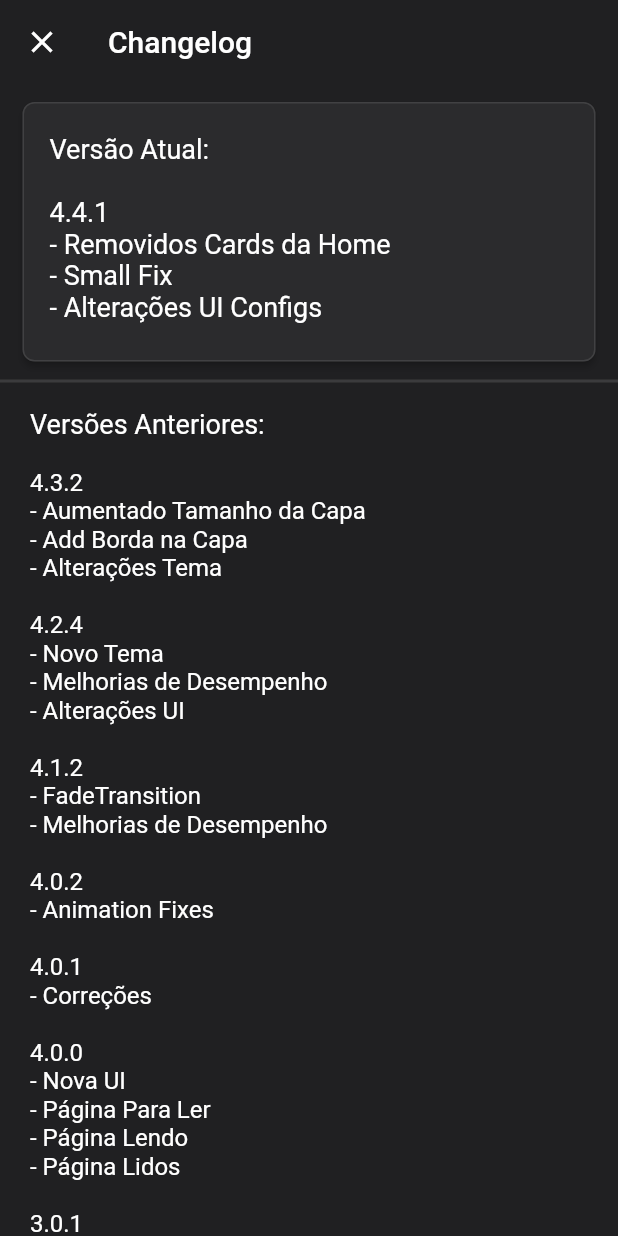
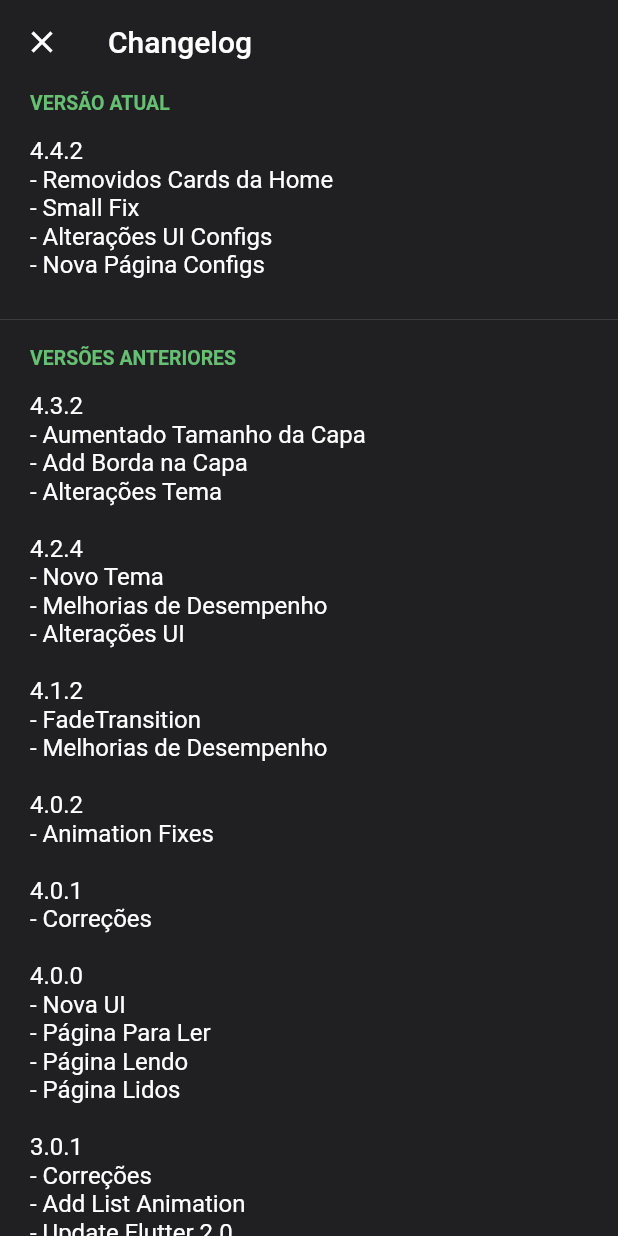
Before and after one commit to Fschmatz/booktrackerv2, a Flutter app: the Configs screen opened directly, after a tap on "Changelog", on a phone screen of 412 x 824 dp. Run offline on Flutter 3.47's test engine with Material 2 defaults, Android fonts, the phone set to English and light mode, and no system bars; our stand-ins replace flutter_native_image, image_picker, shared_preferences, sqflite; missing offline and left inert: a package; accounts and stored records are empty.

Commit message:
Update 4.4.2

```diff
--- a/lib/pages/changelog.dart
+++ b/lib/pages/changelog.dart
@@ -9,50 +9,39 @@ class Changelog extends StatelessWidget {
           title: Text("Changelog"),
           elevation: 0.0,
         ),
-        body: ListView(children: <Widget>[
-          Card(
-            margin: EdgeInsets.fromLTRB(15, 12, 15, 5),
-            shape: RoundedRectangleBorder(
-              borderRadius: BorderRadius.circular(8),
-              side: BorderSide(
-                color: Colors.grey[600].withOpacity(0.3),
-                width: 1,
+        body: ListView(
+            children: <Widget>[
+              Padding(
+                padding: const EdgeInsets.fromLTRB(20, 5, 20, 0),
+                child: Text("Versão Atual\n".toUpperCase(),
+                    style: TextStyle(
+                        fontSize: 13,
+                        fontWeight: FontWeight.w700,
+                        color: Theme.of(context).accentColor)),
               ),
-            ),
-            elevation: 2,
-            child: Container(
-              padding: EdgeInsets.fromLTRB(18, 0, 18, 5),
-              child: Text(
-                versaoNomeChangelog.changelogUltimaVersao,
-                style: TextStyle(
-                  fontSize: 18,
+              Padding(
+                padding: const EdgeInsets.fromLTRB(20, 0, 20, 0),
+                child: Text(
+                  versaoNomeChangelog.changelogUltimaVersao,
+                  style: TextStyle(fontSize: 16),
                 ),
               ),
-            ),
-          ),
-
-          Divider(thickness: 2,),
-          Container(
-            padding: EdgeInsets.fromLTRB(20, 10, 20, 5),
-            child: Column(
-              crossAxisAlignment: CrossAxisAlignment.start,
-              children: [
-                Text(
-                  "Versões Anteriores: ",
-                  textAlign: TextAlign.start,
-                  style: TextStyle(
-                    fontSize: 18,
-                  ),
+              Divider(),
+              Padding(
+                padding: const EdgeInsets.fromLTRB(20, 10, 20, 0),
+                child: Text("Versões Anteriores\n".toUpperCase(),
+                    style: TextStyle(
+                        fontSize: 13,
+                        fontWeight: FontWeight.w700,
+                        color: Theme.of(context).accentColor)),
+              ),
+              Padding(
+                padding: const EdgeInsets.fromLTRB(20, 0, 20, 0),
+                child: Text(
+                  versaoNomeChangelog.changelogsAntigos,
+                  style: TextStyle(fontSize: 16),
                 ),
-                Text(
-                  versaoNomeChangelog.changelogsAntigos,
-                  style: TextStyle(
-                    fontSize: 16,
-                  ),
-                ),
-              ],
-            ),
-          ),
-        ]));
+              ),
+            ]));
   }
 }
--- a/lib/pages/configs.dart
+++ b/lib/pages/configs.dart
@@ -1,4 +1,4 @@
-import 'package:booktrackerv2/pages/about.dart';
+import 'package:booktrackerv2/pages/appInfo.dart';
 import 'package:booktrackerv2/pages/changelog.dart';
 import 'package:booktrackerv2/util/theme.dart';
 import 'package:flutter/material.dart';
@@ -27,45 +27,58 @@ class _ConfigsState extends State<Configs> {
             crossAxisAlignment: CrossAxisAlignment.start,
             children: <Widget>[
               Card(
+                elevation: 1,
+                margin: const EdgeInsets.fromLTRB(16, 20, 16, 25),
+                color: Theme.of(context).accentColor,
                 shape: RoundedRectangleBorder(
                   borderRadius: BorderRadius.all(Radius.circular(15)),
                 ),
-                elevation: 1.0,
-                margin: const EdgeInsets.fromLTRB(16, 20, 16, 30),
-                color: Theme.of(context).accentColor,
                 child: ListTile(
                   title: Text(
-                        versaoNomeChangelog.nomeApp +
-                        " Fschmtz " +
-                        versaoNomeChangelog.versaoApp,
+                    versaoNomeChangelog.nomeApp + " " + versaoNomeChangelog.versaoApp,
                     textAlign: TextAlign.center,
                     style: TextStyle(fontSize: 17.5, color: Colors.black),
                   ),
                 ),
               ),
+              const Divider(),
               ListTile(
-                leading: Icon(Icons.info_outline,),
+                leading: SizedBox(height: 0.1,),
+                title:    Text(
+                    "Sobre".toUpperCase(),
+                    style: TextStyle(
+                        fontSize: 13,
+                        fontWeight: FontWeight.w700,
+                        color: Theme.of(context).accentColor)
+                ),
+              ),
+              ListTile(
+                leading: Icon(
+                  Icons.info_outline,
+                ),
                 title: Text(
-                  "Sobre",
-                  style: TextStyle(fontSize: 17.5),
+                  "App Info",
+                  style: TextStyle(fontSize: 16),
                 ),
                 onTap: () {
                   Navigator.push(
                       context,
                       MaterialPageRoute<void>(
-                        builder: (BuildContext context) => About(),
+                        builder: (BuildContext context) => AppInfo(),
                         fullscreenDialog: true,
                       ));
                 },
               ),
               const SizedBox(
-                height: 10,
+                height: 10.0,
               ),
               ListTile(
-                leading: Icon(Icons.text_snippet_outlined),
+                leading: Icon(
+                  Icons.text_snippet_outlined,
+                ),
                 title: Text(
                   "Changelog",
-                  style: TextStyle(fontSize: 17.5),
+                  style: TextStyle(fontSize: 16),
                 ),
                 onTap: () {
                   Navigator.push(
@@ -76,33 +89,24 @@ class _ConfigsState extends State<Configs> {
                       ));
                 },
               ),
-              const SizedBox(
-                height: 35.0,
-              ),
-              Padding(
-                padding: const EdgeInsets.fromLTRB(17, 0, 5, 0),
-                child: Text(
-                    "Geral:",
+              const Divider(),
+              ListTile(
+                leading: SizedBox(height: 0.1,),
+                title:    Text(
+                    "Geral".toUpperCase(),
                     style: TextStyle(
-                      fontSize: 14,
-                      fontWeight: FontWeight.w700,
-                      color: Theme.of(context)
-                          .textTheme
-                          .headline6
-                          .color
-                          .withOpacity(0.7),)
+                        fontSize: 13,
+                        fontWeight: FontWeight.w700,
+                        color: Theme.of(context).accentColor)
                 ),
               ),
-              const SizedBox(
-                height: 15.0,
-              ),
-
               Consumer<ThemeNotifier>(
                 builder: (context, notifier, child) => SwitchListTile(
                     title: Text(
                       "Tema Escuro",
-                      style: TextStyle(fontSize: 17.5),
+                      style: TextStyle(fontSize: 16),
                     ),
+                    secondary: Icon(Icons.color_lens_outlined),
                     activeColor: Colors.blue,
                     value: notifier.darkTheme,
                     onChanged: (value) {
--- a/lib/util/versaoNomeChangelog.dart
+++ b/lib/util/versaoNomeChangelog.dart
@@ -1,22 +1,18 @@
 class versaoNomeChangelog{
 
   //se mudar o nome do App não esquecer de alterar, no manifesto
-  static String versaoApp = "4.4.1";
+  static String versaoApp = "4.4.2";
   static String nomeApp = "BookTracker";
 
-  //1espaço acima, nenhum embaixo
   static String changelogUltimaVersao = '''
-
-Versão Atual:
-
-4.4.1
+4.4.2
 - Removidos Cards da Home
 - Small Fix
 - Alterações UI Configs
+- Nova Página Configs
 ''';
 
   static String changelogsAntigos = '''
-
 4.3.2
 - Aumentado Tamanho da Capa
 - Add Borda na Capa
--- a/pubspec.yaml
+++ b/pubspec.yaml
@@ -15,7 +15,7 @@ publish_to: 'none' # Remove this line if you wish to publish to pub.dev
 # In iOS, build-name is used as CFBundleShortVersionString while build-number used as CFBundleVersion.
 # Read more about iOS versioning at
 # https://developer.apple.com/library/archive/documentation/General/Reference/InfoPlistKeyReference/Articles/CoreFoundationKeys.html
-version: 4.4.1
+version: 4.4.2
 
 environment:
   sdk: ">=2.7.0 <3.0.0"
```
Also changed, not shown: lib/pages/about.dart (deleted, +0 -92 lines), lib/pages/appInfo.dart (added, +87 -0 lines).
